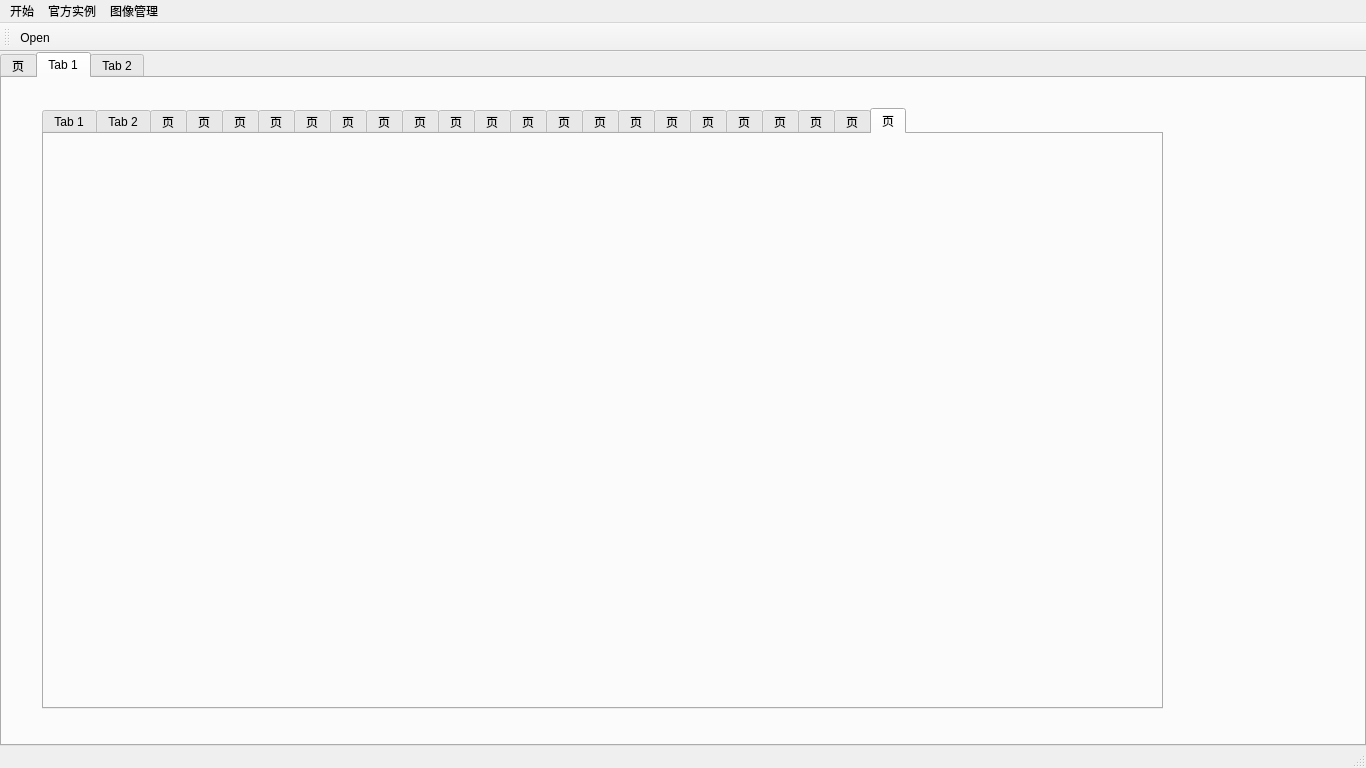
This is 03_ThirdVtk/mainwindow.ui in DreamLife-Jianwei/Qt-Vtk as Qt 5 draws it before an edit. The edited form follows.
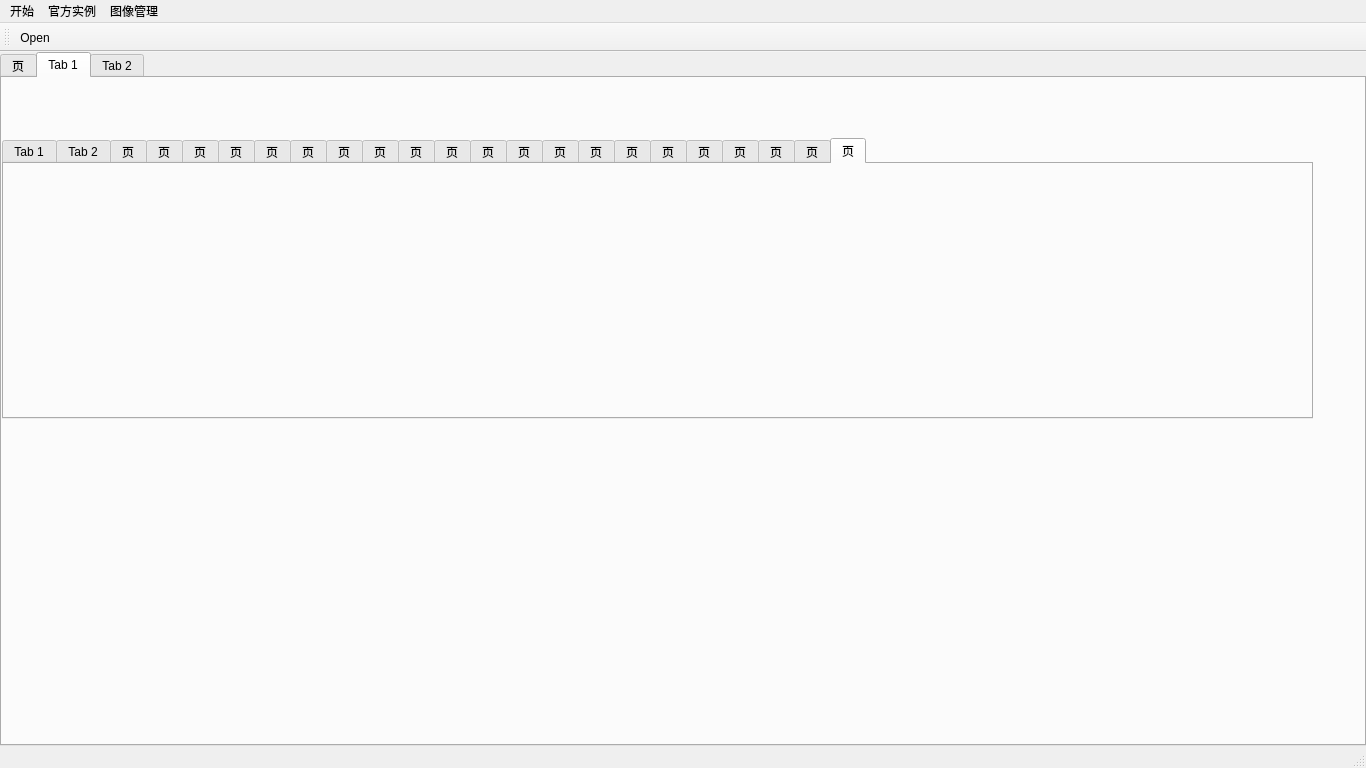
This is the edited form. The open tabs and pages were chosen to show the change. Icons and pictures are not drawn.

```diff
--- a/03_ThirdVtk/mainwindow.ui
+++ b/03_ThirdVtk/mainwindow.ui
@@ -51,10 +51,10 @@
        <widget class="QTabWidget" name="tabWidget_Example">
         <property name="geometry">
          <rect>
-          <x>40</x>
-          <y>30</y>
-          <width>1121</width>
-          <height>601</height>
+          <x>0</x>
+          <y>60</y>
+          <width>1311</width>
+          <height>281</height>
          </rect>
         </property>
         <property name="currentIndex">
```
Left out of the diff: 10 changed lines with no effect on the pictures.
